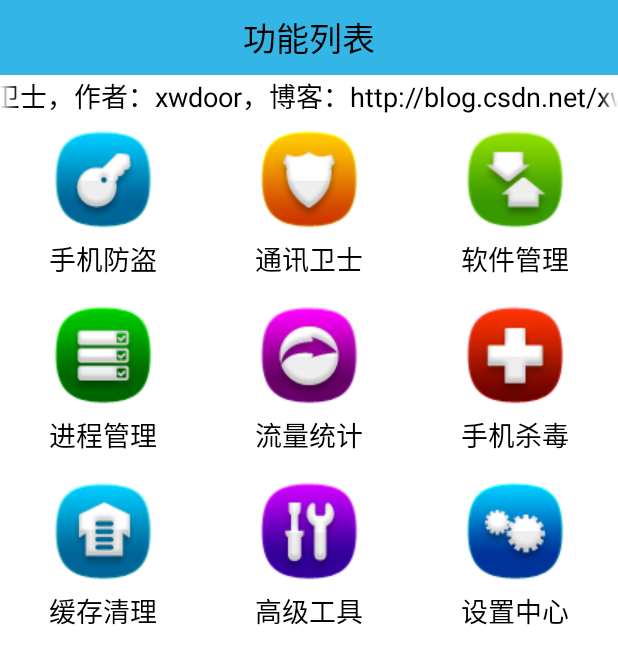
After one commit to xwdoor/MobileSafe, an Android app: the HomeActivity screen opened directly, with no data from a screen before it, on a phone screen of 412 x 824 dp. The commit adds this screen. Shown: the top 664 px of the screen. Run offline under Robolectric (Android 15) with nearby library versions, the phone set to English and light mode, and no system bars.

Commit message:
实现主界面 九宫格显示功能列表，跑马灯提示效果，自定义样式

```diff
--- a/app/src/main/AndroidManifest.xml
+++ b/app/src/main/AndroidManifest.xml
@@ -10,7 +10,7 @@
         android:icon="@mipmap/ic_launcher"
         android:label="@string/app_name"
         android:supportsRtl="true"
-        android:theme="@style/Theme.AppCompat.NoActionBar">
+        android:theme="@style/Theme.AppCompat.Light.NoActionBar">
         <activity android:name=".activity.SplashActivity">
             <intent-filter>
                 <action android:name="android.intent.action.MAIN" />
@@ -19,7 +19,7 @@
             </intent-filter>
         </activity>
 
-        <activity android:name=".activity.MainActivity"/>
+        <activity android:name=".activity.HomeActivity"/>
     </application>
 
 </manifest>
--- /dev/null
+++ b/app/src/main/java/net/xwdoor/mobilesafe/activity/HomeActivity.java
@@ -0,0 +1,50 @@
+package net.xwdoor.mobilesafe.activity;
+
+import android.content.Context;
+import android.content.Intent;
+import android.os.Bundle;
+import android.widget.GridView;
+
+import net.xwdoor.mobilesafe.R;
+import net.xwdoor.mobilesafe.adapter.HomeAdapter;
+import net.xwdoor.mobilesafe.base.BaseActivity;
+
+
+public class HomeActivity extends BaseActivity {
+
+    private int[] mImgIds;
+    private String[] mGvItems;
+
+    /**
+     * Activity启动方法，方便团队开发，参数信息一目了然
+     */
+    public static void startAct(Context context) {
+        Intent intent = new Intent(context, HomeActivity.class);
+        context.startActivity(intent);
+    }
+
+    @Override
+    public void initVariables() {
+        mGvItems = new String[]{"手机防盗", "通讯卫士", "软件管理", "进程管理", "流量统计", "手机杀毒", "缓存清理", "高级工具", "设置中心"};
+        mImgIds = new int[]{R.drawable.home_safe,
+                R.drawable.home_callmsgsafe, R.drawable.home_apps,
+                R.drawable.home_taskmanager, R.drawable.home_netmanager,
+                R.drawable.home_trojan, R.drawable.home_sysoptimize,
+                R.drawable.home_tools, R.drawable.home_settings};
+
+    }
+
+    @Override
+    protected void initViews(Bundle savedInstanceState) {
+        setContentView(R.layout.activity_home);
+        GridView gvFunction = (GridView) findViewById(R.id.gv_fuction);
+
+        HomeAdapter adapter = new HomeAdapter(this,mGvItems,mImgIds);
+        gvFunction.setAdapter(adapter);
+    }
+
+    @Override
+    protected void loadData() {
+
+    }
+}
--- /dev/null
+++ b/app/src/main/java/net/xwdoor/mobilesafe/adapter/HomeAdapter.java
@@ -0,0 +1,52 @@
+package net.xwdoor.mobilesafe.adapter;
+
+import android.content.Context;
+import android.view.View;
+import android.view.ViewGroup;
+import android.widget.BaseAdapter;
+import android.widget.ImageView;
+import android.widget.TextView;
+
+import net.xwdoor.mobilesafe.R;
+
+/**
+ * Created by XWdoor on 2016/2/26 026 14:31.
+ * 博客：http://blog.csdn.net/xwdoor
+ */
+public class HomeAdapter extends BaseAdapter {
+    private final Context mContext;
+    private String[] mStrItems;
+    private int[] mImgIds;
+
+    public HomeAdapter(Context context,String[] mStrItems, int[] mImgIds) {
+        this.mContext = context;
+        this.mStrItems = mStrItems;
+        this.mImgIds = mImgIds;
+    }
+
+    @Override
+    public int getCount() {
+        return mStrItems.length;
+    }
+
+    @Override
+    public Object getItem(int position) {
+        return null;
+    }
+
+    @Override
+    public long getItemId(int position) {
+        return position;
+    }
+
+    @Override
+    public View getView(int position, View convertView, ViewGroup parent) {
+        View view = View.inflate(mContext, R.layout.item_home_adapter,null);
+        ImageView ivIcon = (ImageView) view.findViewById(R.id.iv_icon);
+        TextView tvFuncName = (TextView) view.findViewById(R.id.tv_func_name);
+
+        ivIcon.setImageResource(mImgIds[position]);
+        tvFuncName.setText(mStrItems[position]);
+        return view;
+    }
+}
--- /dev/null
+++ b/app/src/main/res/layout/activity_home.xml
@@ -0,0 +1,33 @@
+<?xml version="1.0" encoding="utf-8"?>
+<LinearLayout xmlns:android="http://schemas.android.com/apk/res/android"
+    xmlns:tools="http://schemas.android.com/tools"
+    android:layout_width="match_parent"
+    android:layout_height="match_parent"
+    tools:context=".activity.HomeActivity"
+    android:background="@android:color/white"
+    android:orientation="vertical">
+
+    <TextView
+        android:id="@+id/tv_title"
+        android:text="功能列表"
+        style="@style/TitleBar"/>
+
+    <TextView
+        android:layout_width="match_parent"
+        android:layout_height="wrap_content"
+        android:singleLine="true"
+        android:focusable="true"
+        android:focusableInTouchMode="true"
+        android:ellipsize="marquee"
+        android:textColor="#000"
+        android:textSize="18sp"
+        android:text="手机安全卫士，作者：xwdoor，博客：http://blog.csdn.net/xwdoor"
+        android:layout_marginBottom="6dp"/>
+
+    <GridView
+        android:id="@+id/gv_fuction"
+        android:layout_width="match_parent"
+        android:layout_height="match_parent"
+        android:verticalSpacing="15dp"
+        android:numColumns="3"/>
+</LinearLayout>
--- /dev/null
+++ b/app/src/main/res/layout/item_home_adapter.xml
@@ -0,0 +1,22 @@
+<?xml version="1.0" encoding="utf-8"?>
+<LinearLayout xmlns:android="http://schemas.android.com/apk/res/android"
+    android:layout_width="wrap_content"
+    android:layout_height="wrap_content"
+    android:gravity="center"
+    android:orientation="vertical">
+
+    <ImageView
+        android:id="@+id/iv_icon"
+        android:layout_width="wrap_content"
+        android:layout_height="wrap_content"
+        android:src="@drawable/home_apps" />
+
+    <TextView
+        android:id="@+id/tv_func_name"
+        android:layout_width="wrap_content"
+        android:layout_height="wrap_content"
+        android:layout_marginTop="3dp"
+        android:text="手机防盗"
+        android:textColor="@android:color/black"
+        android:textSize="18sp" />
+</LinearLayout>
--- a/app/src/main/res/values/styles.xml
+++ b/app/src/main/res/values/styles.xml
@@ -8,4 +8,12 @@
         <item name="colorAccent">@color/colorAccent</item>
     </style>
 
+    <style name="TitleBar">
+        <item name="android:layout_width">match_parent</item>
+        <item name="android:layout_height">50dp</item>
+        <item name="android:gravity">center</item>
+        <item name="android:textSize">22sp</item>
+        <item name="android:background">@android:color/holo_blue_light</item>
+        <item name="android:textColor">@android:color/black</item>
+    </style>
 </resources>
```
Also changed, not shown: app/src/main/java/net/xwdoor/mobilesafe/activity/MainActivity.java (deleted, +0 -38 lines), app/src/main/java/net/xwdoor/mobilesafe/activity/SplashActivity.java (+7 -7 lines), app/src/main/res/layout/activity_main.xml (deleted, +0 -16 lines).
